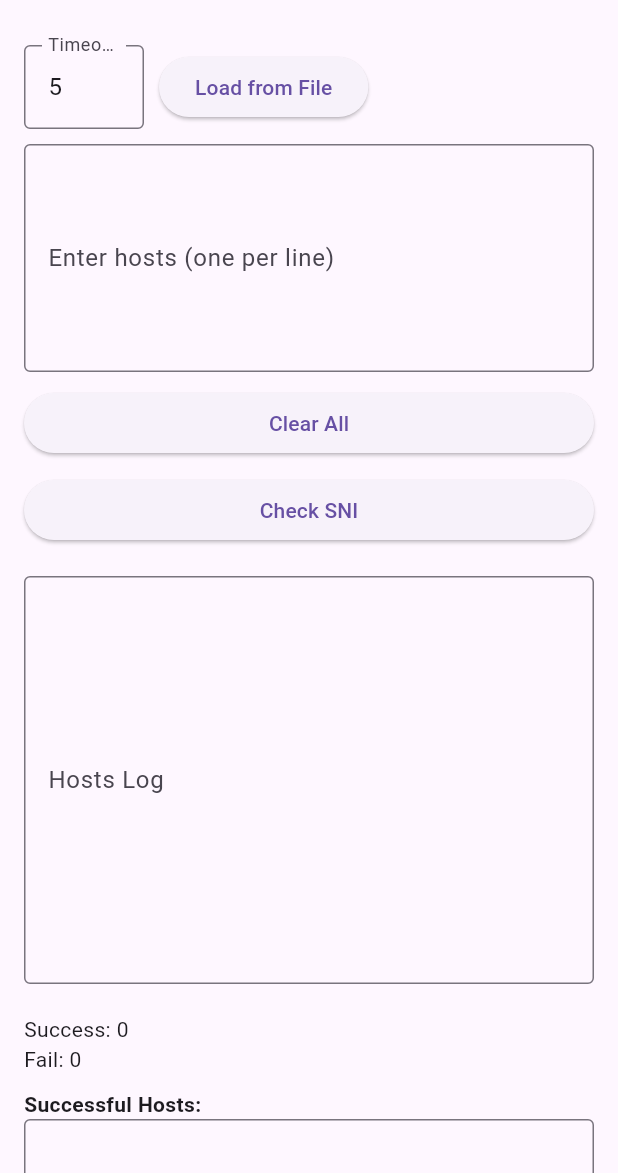
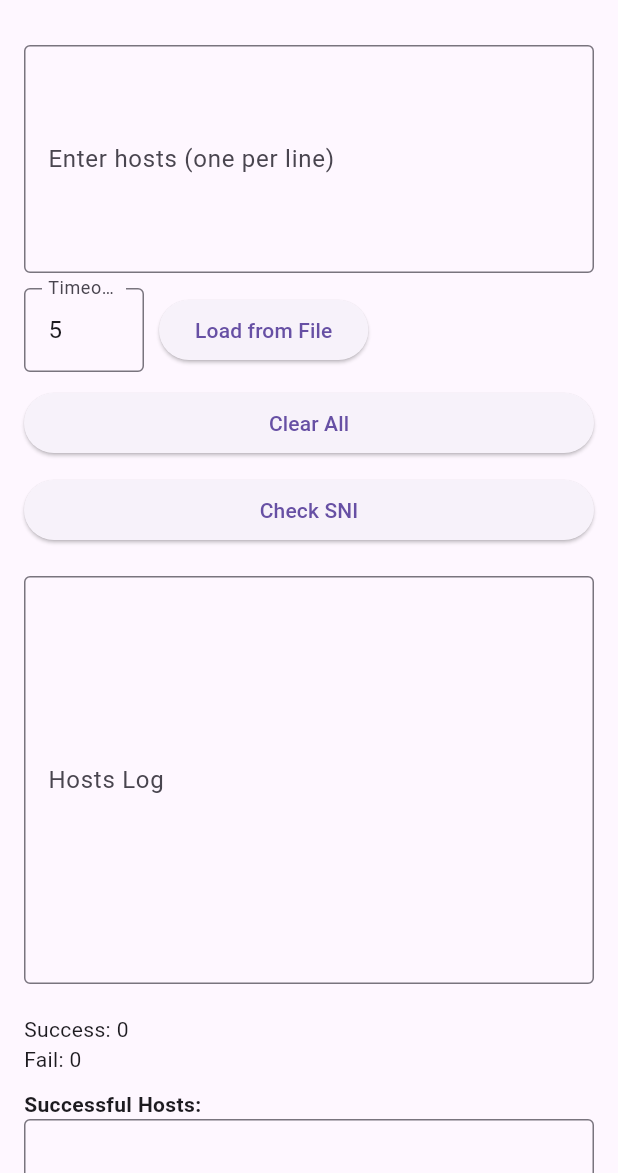
Before and after one commit to esmerboss/flutter-sni-bughost-checker, a Flutter app: the screen it shows after launch, after a tap on the "dark mode" icon, on a phone screen of 412 x 824 dp, the part 63-1236 px from its top. Run offline on Flutter 3.47's test engine with Material 3 defaults, Android fonts, the phone set to English and light mode, and no system bars; our stand-ins replace file_picker, sqflite; accounts and stored records are empty.

```diff
--- a/lib/main.dart
+++ b/lib/main.dart
@@ -201,6 +201,18 @@ class _SniCheckerHomePageState extends State<SniCheckerHomePage> {
             child: Column(
               crossAxisAlignment: CrossAxisAlignment.stretch,
               children: [
+
+                TextField(
+                  keyboardType: TextInputType.multiline,
+                  textInputAction: TextInputAction.newline,
+                  controller: _controller,
+                  decoration: InputDecoration(
+                    border: OutlineInputBorder(),
+                    labelText: 'Enter hosts (one per line)',
+                  ),
+                  maxLines: 5,
+                ),
+                SizedBox(height: 10),
                 Row(
                   children: [
                     Container(
@@ -220,17 +232,6 @@ class _SniCheckerHomePageState extends State<SniCheckerHomePage> {
                       child: Text('Load from File'),
                     ),
                   ],
-                ),
-                SizedBox(height: 10),
-                TextField(
-                  keyboardType: TextInputType.multiline,
-                  textInputAction: TextInputAction.newline,
-                  controller: _controller,
-                  decoration: InputDecoration(
-                    border: OutlineInputBorder(),
-                    labelText: 'Enter hosts (one per line)',
-                  ),
-                  maxLines: 5,
                 ),
                 SizedBox(height: 10),
                 ElevatedButton(
```
